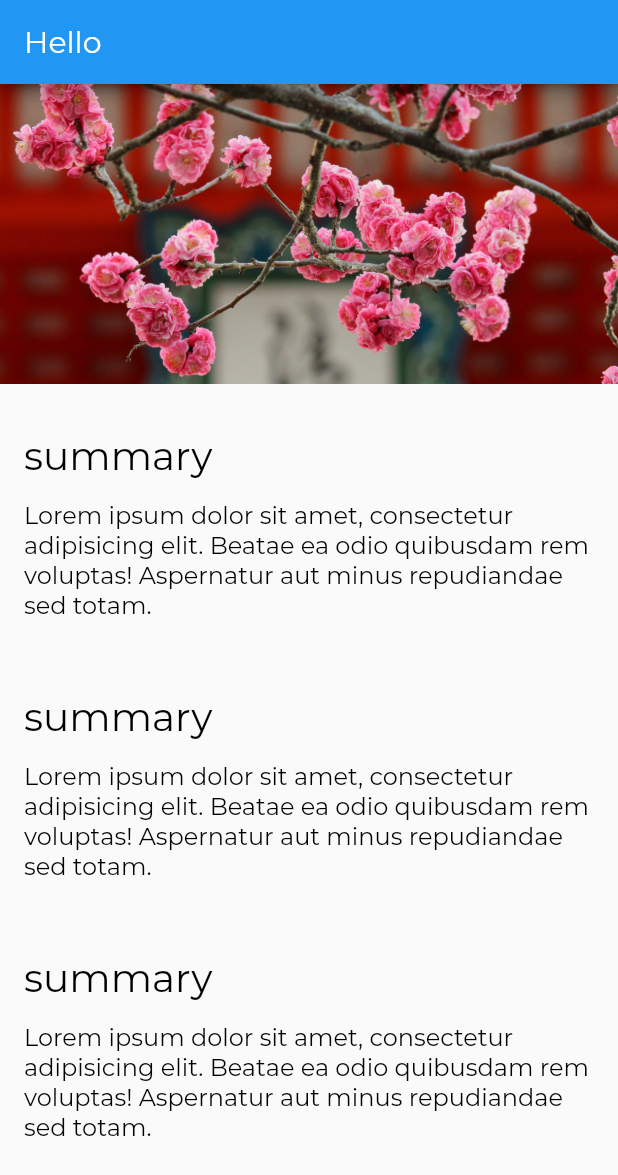
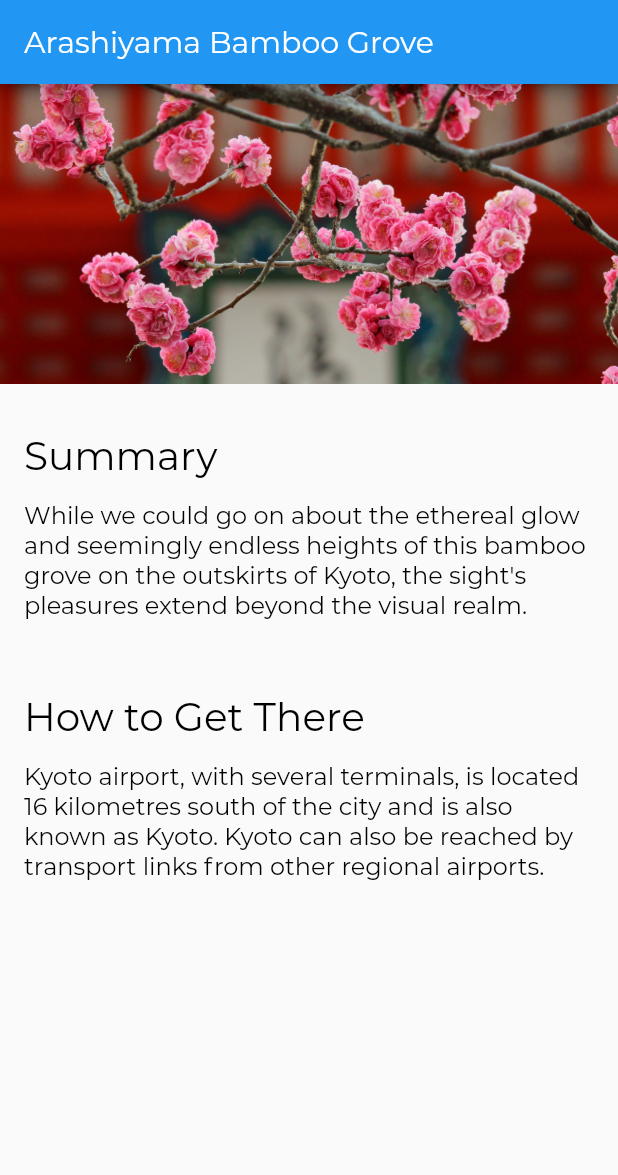
Before and after one commit to Annie-Huang/tourismandco, a Flutter app: the screen it shows after launch, on a phone screen of 412 x 824 dp. Shown: the top 1175 px of the screen. Run offline on Flutter 3.47's test engine with Material 2 defaults, Android fonts, the phone set to English and light mode, and no system bars.

Commit message:
use location.dart in location_detail.dart. Using Cascades in dart.

```diff
--- a/lib/screens/location_detail/location_detail.dart
+++ b/lib/screens/location_detail/location_detail.dart
@@ -4,24 +4,30 @@
 import 'package:flutter/material.dart';
 import 'image_banner.dart';
 import 'text_section.dart';
+import '../../models/location.dart';
 
 class LocationDetail extends StatelessWidget {
   @override
   Widget build(BuildContext context) {
+    final locations = Location.fetchAll();
+    final location = locations.first;
+
     return Scaffold(
       appBar: AppBar(
-        title: Text('Hello'),
+        title: Text(location.name),
       ),
       body: Column(
         mainAxisAlignment: MainAxisAlignment.start,
         crossAxisAlignment: CrossAxisAlignment.stretch,
         children: [
-          ImageBanner("assets/images/kiyomizu-dera.jpg"),
-          TextSection("summary", "Lorem ipsum dolor sit amet, consectetur adipisicing elit. Beatae ea odio quibusdam rem voluptas! Aspernatur aut minus repudiandae sed totam."),
-          TextSection("summary", "Lorem ipsum dolor sit amet, consectetur adipisicing elit. Beatae ea odio quibusdam rem voluptas! Aspernatur aut minus repudiandae sed totam."),
-          TextSection("summary", "Lorem ipsum dolor sit amet, consectetur adipisicing elit. Beatae ea odio quibusdam rem voluptas! Aspernatur aut minus repudiandae sed totam."),
-        ]
+          ImageBanner(location.imagePath)
+        ]..addAll(textSections(location))
       ),
     );
   }
+
+  List<Widget> textSections(Location location) {
+    // when you use =>, it allow you to return a single statement, otherwise, you can use () {} instead
+    return location.facts.map((fact) => TextSection(fact.title, fact.text)).toList();
+  }
 }
```
Also changed, not shown: Note.txt (+22 -0 lines).
